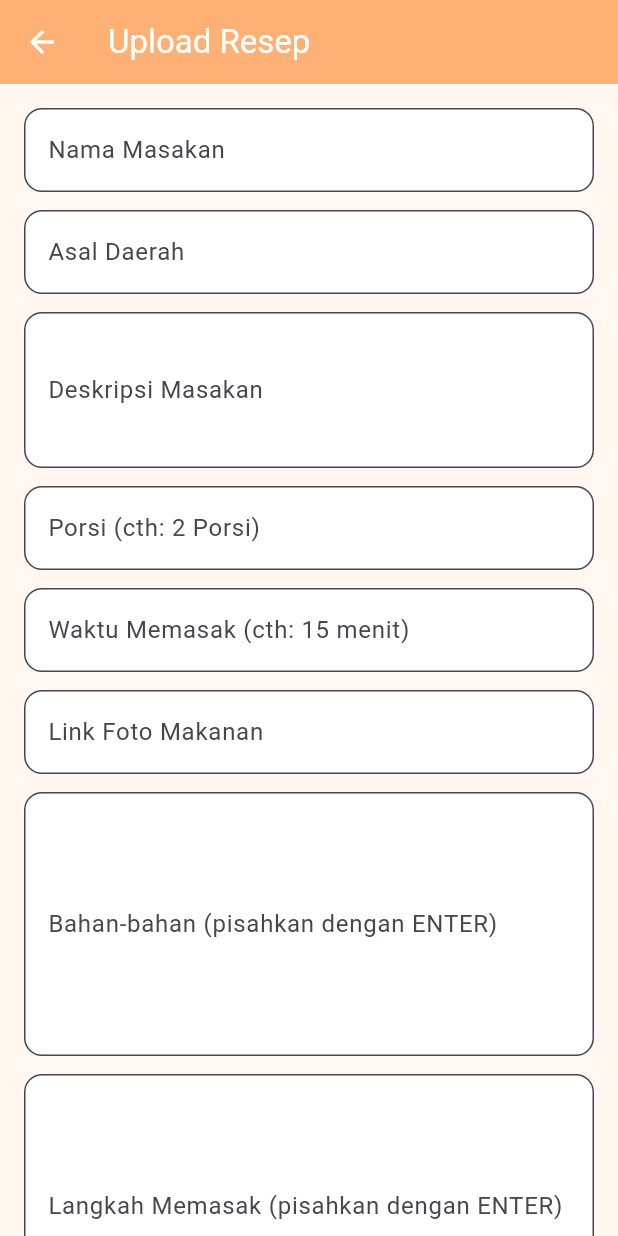
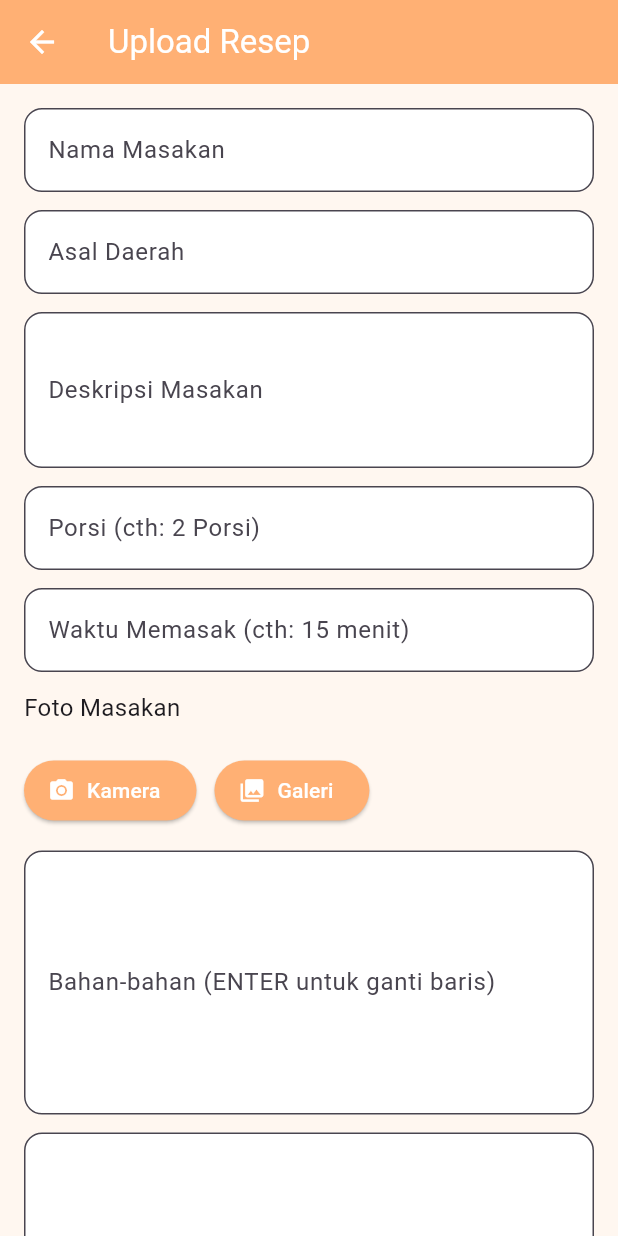
Before and after one commit to ailyssarr/PROJEK-65-65, a Flutter app: the UploadPage screen opened directly, on a phone screen of 412 x 824 dp. Run offline on Flutter 3.47's test engine with Material 3 defaults, Android fonts, the phone set to English and light mode, and no system bars; our stand-ins replace flutter_local_notifications, geolocator, hive_flutter, image_picker; accounts and stored records are empty; network calls fail.

Commit message:
second commit

```diff
--- a/lib/models/recipe.dart
+++ b/lib/models/recipe.dart
@@ -4,11 +4,12 @@ class Recipe {
   final String asalDaerah;
   final String deskripsi;
   final String urlGambar;
+  final String? localImage;
   final List<String> tagMakanan;
   final String porsi;
   final String waktuMemasak;
   final List<String> bahan;
-  final List<String> langkah;
+  final List<String> langkahMemasak;
 
   Recipe({
     required this.id,
@@ -16,28 +17,36 @@ class Recipe {
     required this.asalDaerah,
     required this.deskripsi,
     required this.urlGambar,
+    required this.localImage,
     required this.tagMakanan,
     required this.porsi,
     required this.waktuMemasak,
     required this.bahan,
-    required this.langkah,
+    required this.langkahMemasak,
   });
 
+  // ============================
+  // FROM API JSON
+  // ============================
   factory Recipe.fromJson(Map<String, dynamic> json) {
     return Recipe(
-      id: json['id'],
-      nama: json['nama'],
-      asalDaerah: json['asal_daerah'] ?? '',
-      deskripsi: json['deskripsi'] ?? '',
-      urlGambar: json['url_gambar'],
+      id: json['id'] as int,
+      nama: json['nama'] as String,
+      asalDaerah: json['asal_daerah'] as String? ?? '',
+      deskripsi: json['deskripsi'] as String? ?? '',
+      urlGambar: json['url_gambar'] as String,
+      localImage: null, // API tidak mengirim gambar lokal
       tagMakanan: List<String>.from(json['tag_makanan'] ?? []),
-      porsi: json['porsi'] ?? '',
-      waktuMemasak: json['waktu_memasak'] ?? '',
+      porsi: json['porsi'] as String? ?? '',
+      waktuMemasak: json['waktu_memasak'] as String? ?? '',
       bahan: List<String>.from(json['bahan'] ?? []),
-      langkah: List<String>.from(json['langkah_masak'] ?? []),
+      langkahMemasak: List<String>.from(json['langkah_memasak'] ?? []),
     );
   }
 
+  // ============================
+  // TO MAP (untuk Hive)
+  // ============================
   Map<String, dynamic> toMap() {
     return {
       'id': id,
@@ -45,26 +54,31 @@ class Recipe {
       'asal_daerah': asalDaerah,
       'deskripsi': deskripsi,
       'url_gambar': urlGambar,
+      'localImage': localImage,
       'tag_makanan': tagMakanan,
       'porsi': porsi,
       'waktu_memasak': waktuMemasak,
       'bahan': bahan,
-      'langkah_masak': langkah,
+      'langkah_memasak': langkahMemasak,
     };
   }
 
+  // ============================
+  // FROM MAP (Hive)
+  // ============================
   factory Recipe.fromMap(Map<String, dynamic> map) {
     return Recipe(
       id: map['id'],
       nama: map['nama'],
       asalDaerah: map['asal_daerah'] ?? '',
       deskripsi: map['deskripsi'] ?? '',
-      urlGambar: map['url_gambar'],
+      urlGambar: map['url_gambar'] ?? '',
+      localImage: map['localImage'], // base64 gambar lokal kamera/galeri
       tagMakanan: List<String>.from(map['tag_makanan'] ?? []),
       porsi: map['porsi'] ?? '',
       waktuMemasak: map['waktu_memasak'] ?? '',
       bahan: List<String>.from(map['bahan'] ?? []),
-      langkah: List<String>.from(map['langkah_masak'] ?? []),
+      langkahMemasak: List<String>.from(map['langkah_memasak'] ?? []),
     );
   }
 }
--- a/lib/pages/recipe_detail_page.dart
+++ b/lib/pages/recipe_detail_page.dart
@@ -179,7 +179,7 @@ class _RecipeDetailPageState extends State<RecipeDetailPage> {
               title: 'Langkah Memasak',
               child: Column(
                 crossAxisAlignment: CrossAxisAlignment.start,
-              children: r.langkah.asMap().entries.map((e) {
+                children: r.langkahMemasak.asMap().entries.map((e) {
                   return Padding(
                     padding: const EdgeInsets.only(bottom: 6),
                     child: Text('${e.key + 1}. ${e.value}'),
--- a/lib/pages/upload_page.dart
+++ b/lib/pages/upload_page.dart
@@ -1,4 +1,6 @@
+import 'dart:io';
 import 'package:flutter/material.dart';
+import 'package:image_picker/image_picker.dart';
 import '../models/recipe.dart';
 import '../services/hive_service.dart';
 
@@ -15,16 +17,27 @@ class _UploadPageState extends State<UploadPage> {
   final TextEditingController _deskripsiCtrl = TextEditingController();
   final TextEditingController _porsiCtrl = TextEditingController();
   final TextEditingController _waktuCtrl = TextEditingController();
-  final TextEditingController _fotoCtrl = TextEditingController();
   final TextEditingController _bahanCtrl = TextEditingController();
   final TextEditingController _langkahCtrl = TextEditingController();
 
   final Color _primary = const Color(0xFFFFB074);
 
+  File? _imageFile;
+  final ImagePicker _picker = ImagePicker();
+
+  Future<void> _pickImage(ImageSource source) async {
+    final XFile? picked = await _picker.pickImage(source: source);
+    if (picked != null) {
+      setState(() {
+        _imageFile = File(picked.path);
+      });
+    }
+  }
+
   void _save() {
     if (_namaCtrl.text.isEmpty ||
         _deskripsiCtrl.text.isEmpty ||
-        _fotoCtrl.text.isEmpty ||
+        _imageFile == null ||
         _bahanCtrl.text.isEmpty ||
         _langkahCtrl.text.isEmpty) {
       ScaffoldMessenger.of(context).showSnackBar(
@@ -38,14 +51,14 @@ class _UploadPageState extends State<UploadPage> {
       nama: _namaCtrl.text,
       asalDaerah: _asalCtrl.text,
       deskripsi: _deskripsiCtrl.text,
+      urlGambar: _imageFile!.path,     // <-- SIMPAN PATH GAMBAR
+      localImage: null,                // <-- kamu tidak pakai base64
+      tagMakanan: ["Upload"],
       porsi: _porsiCtrl.text,
       waktuMemasak: _waktuCtrl.text,
-    urlGambar: _fotoCtrl.text,
-    tagMakanan: ["Upload"],
       bahan: _bahanCtrl.text.split("\n"),
-    langkah: _langkahCtrl.text.split("\n"), // <-- ini yang benar
+      langkahMemasak: _langkahCtrl.text.split("\n"),  // <-- SESUAI MODEL
     );
-
 
     HiveService.addUploadedRecipe(recipe);
 
@@ -91,9 +104,60 @@ class _UploadPageState extends State<UploadPage> {
             _input("Deskripsi Masakan", _deskripsiCtrl, maxLines: 3),
             _input("Porsi (cth: 2 Porsi)", _porsiCtrl),
             _input("Waktu Memasak (cth: 15 menit)", _waktuCtrl),
-            _input("Link Foto Makanan", _fotoCtrl),
-            _input("Bahan-bahan (pisahkan dengan ENTER)", _bahanCtrl, maxLines: 6),
-            _input("Langkah Memasak (pisahkan dengan ENTER)", _langkahCtrl, maxLines: 6),
+
+            // ==========================
+            //     PICK FOTO
+            // ==========================
+            Container(
+              margin: const EdgeInsets.only(bottom: 16),
+              child: Column(
+                crossAxisAlignment: CrossAxisAlignment.start,
+                children: [
+                  const Text("Foto Masakan", style: TextStyle(fontSize: 16)),
+                  const SizedBox(height: 8),
+
+                  if (_imageFile != null)
+                    ClipRRect(
+                      borderRadius: BorderRadius.circular(12),
+                      child: Image.file(
+                        _imageFile!,
+                        height: 150,
+                        width: double.infinity,
+                        fit: BoxFit.cover,
+                      ),
+                    ),
+
+                  const SizedBox(height: 12),
+
+                  Row(
+                    children: [
+                      ElevatedButton.icon(
+                        onPressed: () => _pickImage(ImageSource.camera),
+                        icon: const Icon(Icons.camera_alt),
+                        label: const Text("Kamera"),
+                        style: ElevatedButton.styleFrom(
+                          backgroundColor: _primary,
+                          foregroundColor: Colors.white,
+                        ),
+                      ),
+                      const SizedBox(width: 12),
+                      ElevatedButton.icon(
+                        onPressed: () => _pickImage(ImageSource.gallery),
+                        icon: const Icon(Icons.photo_library),
+                        label: const Text("Galeri"),
+                        style: ElevatedButton.styleFrom(
+                          backgroundColor: _primary,
+                          foregroundColor: Colors.white,
+                        ),
+                      ),
+                    ],
+                  ),
+                ],
+              ),
+            ),
+
+            _input("Bahan-bahan (ENTER untuk ganti baris)", _bahanCtrl, maxLines: 6),
+            _input("Langkah Memasak (ENTER untuk ganti baris)", _langkahCtrl, maxLines: 6),
 
             const SizedBox(height: 20),
             ElevatedButton(
--- a/pubspec.yaml
+++ b/pubspec.yaml
@@ -38,6 +38,7 @@ dependencies:
   geolocator: ^12.0.0
   intl: ^0.19.0
   flutter_local_notifications: ^17.1.2
+  image_picker: ^1.0.7
 
 
   # The following adds the Cupertino Icons font to your application.
```
Also changed, not shown: lib/services/hive_service.dart (+8 -9 lines), pubspec.lock, 5 other files. Lines whose indentation alone changed are shown as unchanged.
